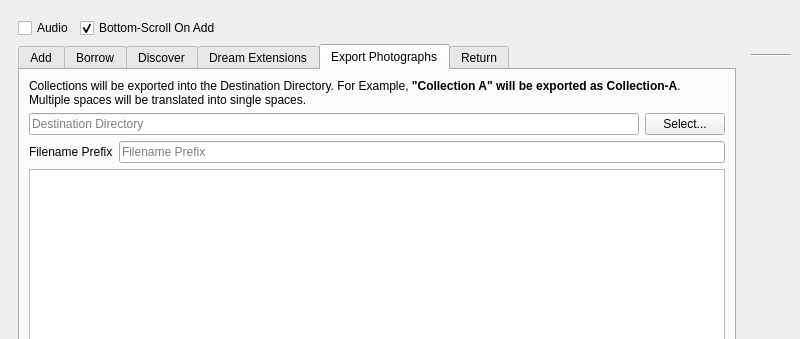
The window that UI/biblioteq_batch_activities_browser.ui (textbrowser/biblioteq) describes before a commit, drawn with Qt 5; both pictures show x 0 to 800 and y 0 to 339 of the 800 by 500 pixel window.
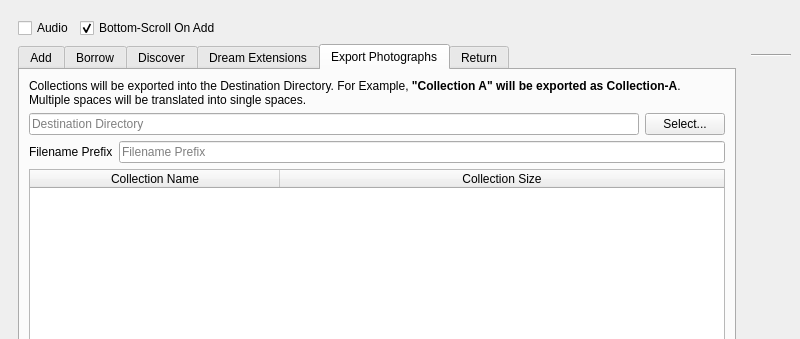
The same window after the commit. The open tabs and pages were chosen to show the change. Icons and pictures are not drawn.

Commit message: Export photographs.

What changed in the file:
```diff
--- a/UI/biblioteq_batch_activities_browser.ui
+++ b/UI/biblioteq_batch_activities_browser.ui
@@ -919,7 +919,48 @@
             </layout>
            </item>
            <item>
-            <widget class="QListWidget" name="photograph_collections"/>
+            <widget class="QTableWidget" name="photograph_collections">
+             <property name="alternatingRowColors">
+              <bool>true</bool>
+             </property>
+             <property name="selectionMode">
+              <enum>QAbstractItemView::SelectionMode::SingleSelection</enum>
+             </property>
+             <property name="selectionBehavior">
+              <enum>QAbstractItemView::SelectionBehavior::SelectRows</enum>
+             </property>
+             <property name="verticalScrollMode">
+              <enum>QAbstractItemView::ScrollMode::ScrollPerPixel</enum>
+             </property>
+             <property name="horizontalScrollMode">
+              <enum>QAbstractItemView::ScrollMode::ScrollPerPixel</enum>
+             </property>
+             <property name="sortingEnabled">
+              <bool>true</bool>
+             </property>
+             <property name="cornerButtonEnabled">
+              <bool>false</bool>
+             </property>
+             <attribute name="horizontalHeaderMinimumSectionSize">
+              <number>250</number>
+             </attribute>
+             <attribute name="horizontalHeaderStretchLastSection">
+              <bool>true</bool>
+             </attribute>
+             <attribute name="verticalHeaderVisible">
+              <bool>false</bool>
+             </attribute>
+             <column>
+              <property name="text">
+               <string>Collection Name</string>
+              </property>
+             </column>
+             <column>
+              <property name="text">
+               <string>Collection Size</string>
+              </property>
+             </column>
+            </widget>
            </item>
            <item>
             <layout class="QHBoxLayout" name="horizontalLayout_12">
```
The commit also changes 2 other files.
